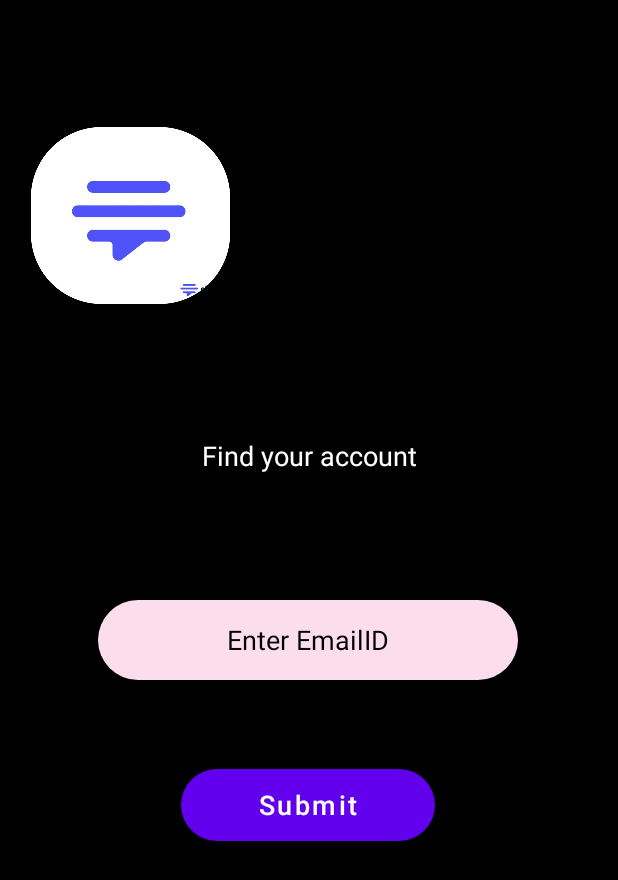
After one commit to prathamPote/Meetup, an Android app: the ForgotPassword screen opened directly, with no data from a screen before it, on a phone screen of 412 x 824 dp. The commit adds this screen. Shown: the top 880 px of the screen. Run offline under Robolectric (Android 15) with nearby library versions, the phone set to English and light mode, and no system bars; our stand-ins replace Firebase (no records; nobody signed in at launch, a user with empty details on screens opened directly).

Commit message:
Forgotpassord implemented

```diff
--- a/app/src/main/AndroidManifest.xml
+++ b/app/src/main/AndroidManifest.xml
@@ -11,6 +11,9 @@
         android:roundIcon="@mipmap/ic_launcher_round"
         android:supportsRtl="true"
         android:theme="@style/Theme.Meetup">
+        <activity
+            android:name=".ForgotPassword"
+            android:exported="true"/>
         <activity
             android:name=".HomeScreen"
             android:exported="true" />
--- /dev/null
+++ b/app/src/main/java/com/example/meetup/ForgotPassword.java
@@ -0,0 +1,86 @@
+package com.example.meetup;
+
+import androidx.annotation.NonNull;
+import androidx.appcompat.app.AppCompatActivity;
+
+import android.os.Bundle;
+import android.util.Patterns;
+import android.view.View;
+import android.widget.Button;
+import android.widget.EditText;
+import android.widget.ImageView;
+import android.widget.TextView;
+import android.widget.Toast;
+
+import com.google.android.gms.tasks.OnCompleteListener;
+import com.google.android.gms.tasks.Task;
+import com.google.firebase.auth.FirebaseAuth;
+
+
+public class ForgotPassword extends AppCompatActivity {
+
+    Button submit;
+    EditText emailid;
+    ImageView logo;
+
+    FirebaseAuth auth;
+
+    @Override
+    protected void onCreate(Bundle savedInstanceState) {
+        super.onCreate(savedInstanceState);
+        setContentView(R.layout.activity_forgot_password);
+
+        submit = findViewById(R.id.submit_forgotpassword);
+        emailid = findViewById(R.id.emailid_forgotpassword);
+        logo = findViewById(R.id.logo_forgotpassword);
+
+        auth = FirebaseAuth.getInstance();
+
+        submit.setOnClickListener(new View.OnClickListener() {
+            @Override
+            public void onClick(View view) {
+                if(ValidateText())
+                {
+                        auth.sendPasswordResetEmail(emailid.getText().toString().trim()).addOnCompleteListener(new OnCompleteListener<Void>() {
+                            @Override
+                            public void onComplete(@NonNull Task<Void> task) {
+
+                                if(task.isSuccessful()){
+                                    Toast.makeText(ForgotPassword.this, "Check your email to reset your password", Toast.LENGTH_LONG).show();
+                                }
+                                else{
+                                    Toast.makeText(ForgotPassword.this, "Account Does not Exist", Toast.LENGTH_LONG).show();
+                                }
+                            }
+                        });
+                }
+            }
+        });
+
+
+
+
+
+    }//
+
+
+    Boolean ValidateText() {
+        String email = emailid.getText().toString().trim();
+        if (!Patterns.EMAIL_ADDRESS.matcher(email).matches())
+        {
+           emailid.setError("Invalid Email ID");
+            emailid.requestFocus();
+            return false;
+        }
+        else if (email.isEmpty())
+        {
+          emailid.setError("Email Cannot be Empty");
+          emailid.requestFocus();
+            return false;
+
+        }
+        else return true;
+
+
+    }
+}
--- /dev/null
+++ b/app/src/main/res/layout/activity_forgot_password.xml
@@ -0,0 +1,76 @@
+<?xml version="1.0" encoding="utf-8"?>
+<androidx.constraintlayout.widget.ConstraintLayout xmlns:android="http://schemas.android.com/apk/res/android"
+    xmlns:app="http://schemas.android.com/apk/res-auto"
+    xmlns:tools="http://schemas.android.com/tools"
+    android:id="@+id/single"
+    android:layout_width="match_parent"
+    android:layout_height="match_parent"
+    android:background="@color/black"
+    tools:context=".ForgotPassword">
+
+
+    <EditText
+        android:id="@+id/emailid_forgotpassword"
+        android:layout_width="280dp"
+        android:layout_height="53dp"
+        android:background="@drawable/txtview"
+        android:ems="10"
+        android:inputType="textEmailAddress"
+        android:selectAllOnFocus="false"
+        android:singleLine="false"
+        android:hint="@string/enter_emailid"
+        android:textColorHint="@color/black"
+        android:textAlignment="center"
+        android:textColor="@color/black"
+        android:textSize="18sp"
+        app:layout_constraintBottom_toBottomOf="parent"
+        app:layout_constraintEnd_toEndOf="parent"
+        app:layout_constraintHorizontal_bias="0.496"
+        app:layout_constraintStart_toStartOf="parent"
+        app:layout_constraintTop_toTopOf="parent"
+        app:layout_constraintVertical_bias="0.519" />
+
+    <ImageView
+        android:transitionName="LogoTransition"
+        android:id="@+id/logo_forgotpassword"
+        android:layout_width="174dp"
+        android:layout_height="118dp"
+        app:layout_constraintBottom_toBottomOf="parent"
+        app:layout_constraintEnd_toEndOf="parent"
+        app:layout_constraintHorizontal_bias="0.0"
+        app:layout_constraintStart_toStartOf="parent"
+        app:layout_constraintTop_toTopOf="parent"
+        app:layout_constraintVertical_bias="0.12"
+        app:srcCompat="@drawable/logo_1" />
+
+    <TextView
+        android:id="@+id/editTextTextPersonName"
+        android:layout_width="280dp"
+        android:layout_height="53dp"
+        android:ems="10"
+        android:inputType="textPersonName"
+        android:text="@string/find_your_account"
+        android:textAlignment="center"
+        android:textColor="#ffffff"
+        android:textSize="18sp"
+        app:layout_constraintBottom_toBottomOf="parent"
+        app:layout_constraintEnd_toEndOf="parent"
+        app:layout_constraintStart_toStartOf="parent"
+        app:layout_constraintTop_toTopOf="parent"
+        app:layout_constraintVertical_bias="0.378" />
+
+    <Button
+        android:id="@+id/submit_forgotpassword"
+        android:layout_width="169dp"
+        android:layout_height="48dp"
+        android:text="@string/submit"
+        android:textAllCaps="false"
+        android:textSize="18sp"
+        android:background="@drawable/button"
+        app:layout_constraintBottom_toBottomOf="parent"
+        app:layout_constraintEnd_toEndOf="parent"
+        app:layout_constraintHorizontal_bias="0.497"
+        app:layout_constraintStart_toStartOf="parent"
+        app:layout_constraintTop_toTopOf="parent"
+        app:layout_constraintVertical_bias="0.661" />
+</androidx.constraintlayout.widget.ConstraintLayout>
--- a/app/src/main/res/layout/activity_login_layout.xml
+++ b/app/src/main/res/layout/activity_login_layout.xml
@@ -104,6 +104,7 @@
             android:background="@drawable/txtview"
             android:ems="10"
             android:hint="@string/enter_password"
+            android:textColor="@color/black"
             android:inputType="textPassword"
             android:paddingStart="20dp"
             android:textColorHint="#3B5249"
--- a/app/src/main/res/layout/activity_main.xml
+++ b/app/src/main/res/layout/activity_main.xml
@@ -7,7 +7,7 @@
     android:background="@color/black"
     tools:context=".MainActivity"
     >
-
+        android:layout_height=""
     <ImageView
         android:id="@+id/loginGradient"
         android:layout_width="436dp"
--- a/app/src/main/res/layout/activity_register.xml
+++ b/app/src/main/res/layout/activity_register.xml
@@ -16,6 +16,7 @@
         android:background="@drawable/txtview"
         android:ems="10"
         android:hint="@string/confirm_password"
+        android:textColor="@color/black"
         android:inputType="textPassword"
         android:paddingStart="20dp"
         android:textColorHint="#3B5249"
@@ -51,6 +52,7 @@
         android:inputType="textPassword"
         android:paddingStart="20dp"
         android:textColorHint="#3B5249"
+        android:textColor="@color/black"
         app:layout_constraintBottom_toTopOf="@+id/registerBtn2"
         app:layout_constraintEnd_toEndOf="parent"
         app:layout_constraintHorizontal_bias="0.496"
--- a/app/src/main/res/values/strings.xml
+++ b/app/src/main/res/values/strings.xml
@@ -7,4 +7,6 @@
     <string name="hello_blank_fragment">Hello blank fragment</string>
     <string name="entername">Enter Name</string>
     <string name="confirm_password">Confirm Password</string>
+    <string name="find_your_account">Find your account</string>
+    <string name="submit">Submit</string>
 </resources>
```
Also changed, not shown: app/src/main/java/com/example/meetup/LoginLayout.java (+18 -1 lines).
